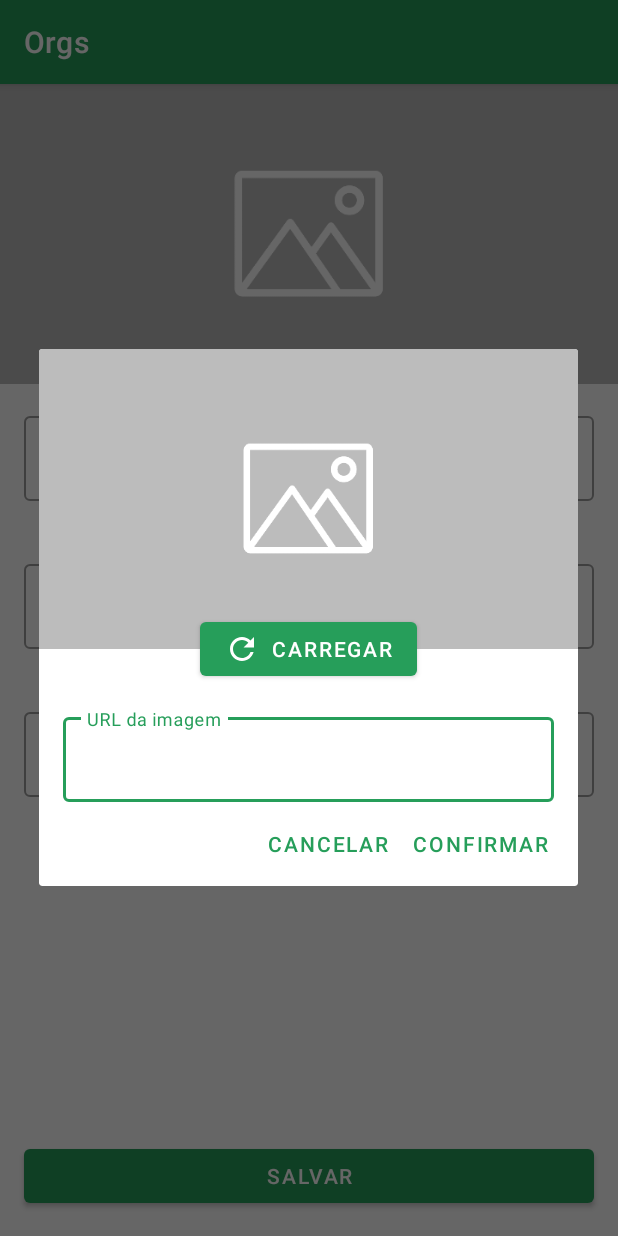
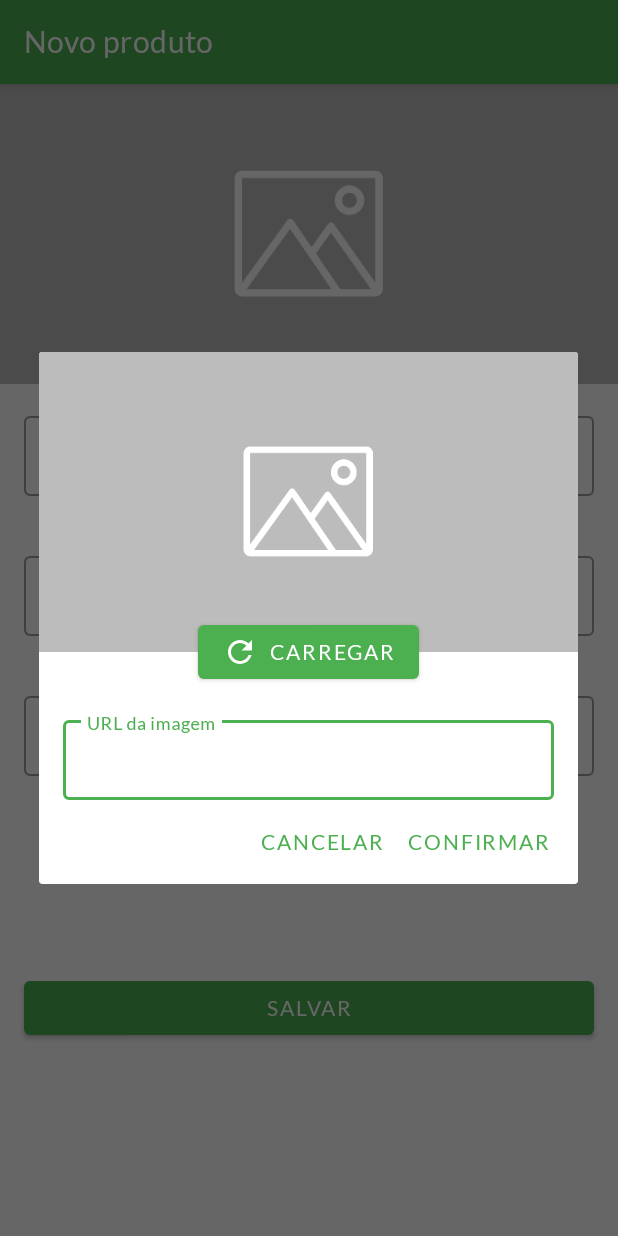
Before and after one commit to Franco904/orgs, an Android app: the CadastroProdutoActivity screen opened directly, with no data from a screen before it, after a tap on an icon or button, on a phone screen of 412 x 824 dp. Run offline under Robolectric (Android 15) with nearby library versions, the phone set to English and light mode, and no system bars.

Commit message:
Code refactor + app theme/colors configuring

```diff
--- a/app/src/main/java/com/example/orgs/ui/activity/CadastroProdutoActivity.kt
+++ b/app/src/main/java/com/example/orgs/ui/activity/CadastroProdutoActivity.kt
@@ -1,14 +1,13 @@
 package com.example.orgs.ui.activity
 
 import android.os.Bundle
-import android.util.Log
-import androidx.appcompat.app.AlertDialog
 import androidx.appcompat.app.AppCompatActivity
-import coil.load
+import com.example.orgs.R
 import com.example.orgs.dao.ProdutosDao
 import com.example.orgs.databinding.ActivityCadastroProdutoBinding
-import com.example.orgs.databinding.ProdutoFormDialogBinding
+import com.example.orgs.extensions.tryLoadImage
 import com.example.orgs.model.Produto
+import com.example.orgs.ui.dialog.CadastroProdutoImageDialog
 import java.math.BigDecimal
 
 class CadastroProdutoActivity : AppCompatActivity() {
@@ -24,45 +23,10 @@ class CadastroProdutoActivity : AppCompatActivity() {
         super.onCreate(savedInstanceState)
 
         setContentView(binding.root)
+        title = getString(R.string.cadastrar_produto_title)
 
-        // Configura callback de salvamento do produto
-        binding.cadastroProdutoBtnSalvar.setOnClickListener {
-            val produto = createProduto()
-            persistProduto(produto)
-
-            Log.i("CadastroProduto", "onCreate: $produto")
-            Log.i("CadastroProduto", "onCreate: ${dao.findAll()}")
-
-            finish()
-        }
-
-        // Configura callback para mostrar dialog de alteração de imagem
-        binding.cadastroProdutoItemImage.setOnClickListener {
-            val bindingProdutoImage = ProdutoFormDialogBinding.inflate(layoutInflater)
-
-            // Carrega imagem atual ao abrir dialog
-            if (imageUrl != null && imageUrl != "") {
-                bindingProdutoImage.updateImageItemImage.load(imageUrl)
-            }
-
-            bindingProdutoImage.updateImageBtnCarregar.setOnClickListener {
-                val url = bindingProdutoImage.updateImageFieldUrl.editText?.text.toString()
-                // Carrega imagem da URL dentro da dialog
-                bindingProdutoImage.updateImageItemImage.load(url)
-            }
-
-            AlertDialog.Builder(this)
-                .setView(bindingProdutoImage.root)
-                .setPositiveButton("Confirmar") { _, _ ->
-                    if (imageUrl != null && imageUrl != "") {
-                        imageUrl = bindingProdutoImage.updateImageFieldUrl.editText?.text.toString()
-                        // Carrega imagem da URL no topo da página
-                        binding.cadastroProdutoItemImage.load(imageUrl)
-                    }
-                }
-                .setNegativeButton("Cancelar") { _, _ -> }
-                .show()
-        }
+        setUpOnSave()
+        setUpOnImageTapped()
     }
 
     private fun createProduto(): Produto {
@@ -80,7 +44,30 @@ class CadastroProdutoActivity : AppCompatActivity() {
         return Produto(titulo, descricao, valorCasted, imageUrl)
     }
 
+    private fun setUpOnSave() {
+        // Configura callback de salvamento do produto
+        binding.cadastroProdutoBtnSalvar.setOnClickListener {
+            val produto = createProduto()
+            persistProduto(produto)
+
+            finish()
+        }
+    }
+
     private fun persistProduto(produto: Produto) {
         dao.create(produto)
     }
+
+    private fun setUpOnImageTapped() {
+        // Configura callback para mostrar dialog de alteração de imagem
+        binding.cadastroProdutoItemImage.setOnClickListener {
+            val cadastroProdutoImageDialog = CadastroProdutoImageDialog(this)
+            cadastroProdutoImageDialog.show(imageUrl) { newUrl ->
+                imageUrl = newUrl
+
+                // Carrega imagem da URL no topo da página
+                binding.cadastroProdutoItemImage.tryLoadImage(newUrl)
+            }
+        }
+    }
 }
--- a/app/src/main/java/com/example/orgs/ui/activity/ListaProdutosActivity.kt
+++ b/app/src/main/java/com/example/orgs/ui/activity/ListaProdutosActivity.kt
@@ -2,8 +2,6 @@ package com.example.orgs.ui.activity
 
 import android.content.Intent
 import android.os.Bundle
-import android.util.Log
-import androidx.appcompat.app.AlertDialog
 import androidx.appcompat.app.AppCompatActivity
 import androidx.recyclerview.widget.LinearLayoutManager
 import com.example.orgs.R
@@ -24,6 +22,7 @@ class ListaProdutosActivity : AppCompatActivity() {
         super.onCreate(savedInstance)
 
         setContentView(binding.root)
+        title = getString(R.string.lista_produtos_title)
 
         // Configura componentes da tela
         setUpRecyclerView()
@@ -39,8 +38,6 @@ class ListaProdutosActivity : AppCompatActivity() {
 
     private fun setUpRecyclerView() {
         val recyclerView = binding.listaProdutosRecyclerView
-
-        Log.i("ListaProdutos", "onCreate: ${dao.findAll()}")
 
         recyclerView.adapter = adapter
         recyclerView.layoutManager = layoutManager
--- /dev/null
+++ b/app/src/main/java/com/example/orgs/ui/dialog/CadastroProdutoImageDialog.kt
@@ -0,0 +1,39 @@
+package com.example.orgs.ui.dialog
+
+import android.content.Context
+import android.view.LayoutInflater
+import androidx.appcompat.app.AlertDialog
+import com.example.orgs.databinding.ProdutoFormDialogBinding
+import com.example.orgs.extensions.tryLoadImage
+
+class CadastroProdutoImageDialog(val context: Context) {
+    fun show(
+        currentImageUrl: String?,
+        imageLoadedDelegate: (String?) -> Unit
+    ) {
+        ProdutoFormDialogBinding.inflate(
+            LayoutInflater.from(context)
+        ).apply {
+            // Carrega imagem atual ao abrir dialog
+            currentImageUrl?.let {
+                updateImageItemImage.tryLoadImage(it)
+                updateImageFieldUrl.editText?.setText(it)
+            }
+
+            updateImageBtnCarregar.setOnClickListener {
+                val url = updateImageFieldUrl.editText?.text.toString()
+                // Carrega imagem da URL dentro da dialog
+                updateImageItemImage.tryLoadImage(url)
+            }
+
+            AlertDialog.Builder(context)
+                .setView(root)
+                .setPositiveButton("Confirmar") { _, _ ->
+                    val newUrl = updateImageFieldUrl.editText?.text.toString()
+                    imageLoadedDelegate(newUrl)
+                }
+                .setNegativeButton("Cancelar") { _, _ -> }
+                .show()
+        }
+    }
+}
--- /dev/null
+++ b/app/src/main/res/drawable/loading_indicator.xml
@@ -0,0 +1,7 @@
+<?xml version="1.0" encoding="utf-8"?>
+<shape xmlns:android="http://schemas.android.com/apk/res/android"
+    android:shape="rectangle">
+
+    <solid android:color="#BCBCBC"></solid>
+
+</shape>
--- a/app/src/main/res/layout/activity_cadastro_produto.xml
+++ b/app/src/main/res/layout/activity_cadastro_produto.xml
@@ -9,6 +9,7 @@
     android:fillViewport="true">
 
     <androidx.constraintlayout.widget.ConstraintLayout
+        android:id="@+id/cadastro_produto_page"
         android:layout_width="match_parent"
         android:layout_height="wrap_content"
         android:focusable="true"
@@ -75,6 +76,7 @@
             android:layout_width="0dp"
             android:layout_height="wrap_content"
             android:layout_marginTop="16dp"
+            android:layout_marginBottom="16dp"
             android:hint="@string/hint_valor_produto"
             android:inputType="text"
             android:minHeight="48dp"
@@ -99,7 +101,8 @@
             android:text="@string/text_btn_salvar"
             app:layout_constraintBottom_toBottomOf="parent"
             app:layout_constraintEnd_toEndOf="@id/cadastro_produto_field_valor"
-            app:layout_constraintStart_toStartOf="@id/cadastro_produto_field_valor" />
+            app:layout_constraintStart_toStartOf="@id/cadastro_produto_field_valor"
+            app:layout_constraintTop_toBottomOf="@+id/cadastro_produto_field_valor" />
 
     </androidx.constraintlayout.widget.ConstraintLayout>
 </ScrollView>
--- a/app/src/main/res/values/colors.xml
+++ b/app/src/main/res/values/colors.xml
@@ -8,4 +8,12 @@
     <color name="teal_700">#FF018786</color>
     <color name="black">#FF000000</color>
     <color name="white">#FFFFFFFF</color>
+
+    <color name="colorPrimary">#4CAF50</color>
+    <color name="colorPrimaryVariant">#00701a</color>
+    <color name="colorOnPrimary">#ffffff</color>
+
+    <color name="colorSecondary">#43a047</color>
+    <color name="colorSecondaryVariant">#76d275</color>
+    <color name="colorOnSecondary">#ffffff</color>
 </resources>
--- a/app/src/main/res/values/strings.xml
+++ b/app/src/main/res/values/strings.xml
@@ -1,5 +1,8 @@
 <resources>
     <string name="app_name">Orgs</string>
+
+    <string name="lista_produtos_title">Lista de produtos</string>
+    <string name="cadastrar_produto_title">Novo produto</string>
 
     <string name="hint_titulo_produto">Título</string>
     <string name="hint_descricao_produto">Descrição</string>
--- a/app/src/main/res/values/themes.xml
+++ b/app/src/main/res/values/themes.xml
@@ -2,15 +2,17 @@
     <!-- Base application theme. -->
     <style name="Theme.Orgs" parent="Theme.MaterialComponents.DayNight.DarkActionBar">
         <!-- Primary brand color. -->
-        <item name="colorPrimary">@color/green_primary</item>
-        <item name="colorPrimaryVariant">@color/green_primary</item>
-        <item name="colorOnPrimary">@color/white</item>
+        <item name="colorPrimary">@color/colorPrimary</item>
+        <item name="colorPrimaryVariant">@color/colorPrimaryVariant</item>
+        <item name="colorOnPrimary">@color/colorOnPrimary</item>
         <!-- Secondary brand color. -->
-        <item name="colorSecondary">@color/green_primary</item>
-        <item name="colorSecondaryVariant">@color/green_primary</item>
-        <item name="colorOnSecondary">@color/black</item>
+        <item name="colorSecondary">@color/colorSecondary</item>
+        <item name="colorSecondaryVariant">@color/colorSecondaryVariant</item>
+        <item name="colorOnSecondary">@color/colorOnSecondary</item>
         <!-- Status bar color. -->
         <item name="android:statusBarColor" tools:targetApi="l">?attr/colorPrimaryVariant</item>
         <!-- Customize your theme here. -->
+
+        <item name="android:fontFamily">@font/lato</item>
     </style>
 </resources>
```
Also changed, not shown: app/src/main/java/com/example/orgs/extensions/ImageViewExtensions.kt (added, +13 -0 lines), app/src/main/java/com/example/orgs/ui/recyclerview/adapter/ListaProdutosAdapter.kt (+6 -5 lines).
